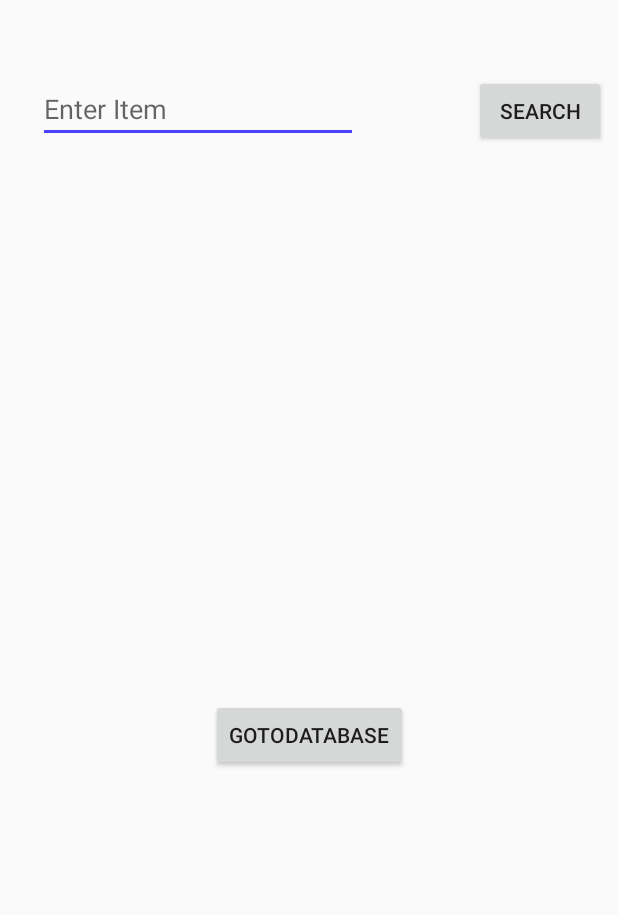
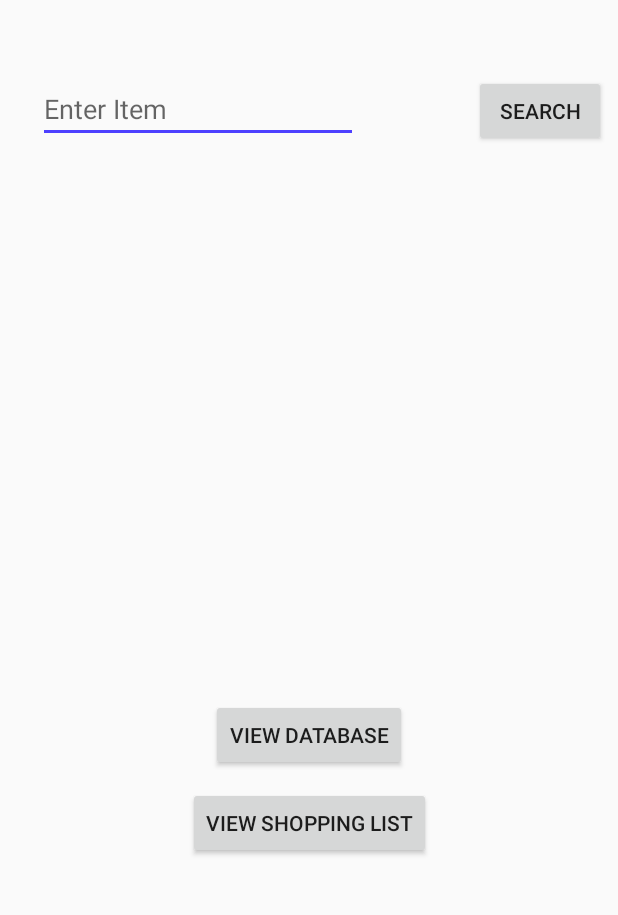
Before and after one commit to nnlamb25/Broulims, an Android app: the screen it shows after launch (FrontPage), on a phone screen of 412 x 824 dp, the part 264-1179 px from its top. Run offline under Robolectric (Android 15) with nearby library versions, the light colour scheme and no system bars.

Commit message:
Started ShoppingList

```diff
--- a/app/build.gradle
+++ b/app/build.gradle
@@ -36,4 +36,9 @@ dependencies {
 
 
 
+
+
+
+
+
 apply plugin: 'com.google.gms.google-services'
--- a/app/src/main/AndroidManifest.xml
+++ b/app/src/main/AndroidManifest.xml
@@ -18,7 +18,8 @@
         </activity>
         <activity android:name=".Database" />
         <activity android:name=".displayList" />
-        <activity android:name=".DatabaseView"></activity>
+        <activity android:name=".DatabaseView" />
+        <activity android:name=".ShoppingList"></activity>
     </application>
 
 </manifest>
--- a/app/src/main/java/com/broulims/broulims/FrontPage.java
+++ b/app/src/main/java/com/broulims/broulims/FrontPage.java
@@ -22,4 +22,9 @@ public class FrontPage extends AppCompatActivity {
         Intent intent = new Intent(this, DatabaseView.class);
         startActivity(intent);
     }
+
+    public void showSL(View view) {
+        Intent intent = new Intent(this, ShoppingList.class);
+        startActivity(intent);
+    }
 }
--- a/app/src/main/res/layout/activity_database.xml
+++ b/app/src/main/res/layout/activity_database.xml
@@ -24,7 +24,7 @@
         android:layout_height="wrap_content"
         android:layout_marginBottom="136dp"
         android:onClick="parseFile"
-        android:text="Save to Firebase"
+        android:text="@string/save_to_firebase"
         app:layout_constraintBottom_toBottomOf="parent"
         app:layout_constraintLeft_toLeftOf="parent"
         app:layout_constraintRight_toRightOf="parent" />
--- a/app/src/main/res/layout/activity_front_page.xml
+++ b/app/src/main/res/layout/activity_front_page.xml
@@ -5,6 +5,36 @@
     android:layout_width="match_parent"
     android:layout_height="match_parent"
     tools:context="com.broulims.broulims.FrontPage">
+
+    <Button
+        android:id="@+id/button6"
+        android:layout_width="wrap_content"
+        android:layout_height="wrap_content"
+        android:layout_marginBottom="134dp"
+        android:layout_marginEnd="8dp"
+        android:layout_marginLeft="8dp"
+        android:layout_marginRight="8dp"
+        android:layout_marginStart="8dp"
+        android:onClick="callDB"
+        android:text="@string/view_database"
+        app:layout_constraintBottom_toBottomOf="parent"
+        app:layout_constraintLeft_toLeftOf="parent"
+        app:layout_constraintRight_toRightOf="parent" />
+
+    <Button
+        android:id="@+id/button5"
+        android:layout_width="wrap_content"
+        android:layout_height="wrap_content"
+        android:layout_marginBottom="75dp"
+        android:layout_marginEnd="8dp"
+        android:layout_marginLeft="8dp"
+        android:layout_marginRight="8dp"
+        android:layout_marginStart="8dp"
+        android:onClick="showSL"
+        android:text="@string/view_shopping_list"
+        app:layout_constraintBottom_toBottomOf="parent"
+        app:layout_constraintLeft_toLeftOf="parent"
+        app:layout_constraintRight_toRightOf="parent" />
 
     <ImageView
         android:id="@+id/imageView"
@@ -21,22 +51,6 @@
         app:layout_constraintRight_toRightOf="parent"
         app:layout_constraintTop_toTopOf="parent"
         app:srcCompat="@drawable/broulimslogo" />
-
-    <Button
-        android:id="@+id/callDB"
-        android:layout_width="wrap_content"
-        android:layout_height="wrap_content"
-        android:layout_marginBottom="134dp"
-        android:layout_marginLeft="8dp"
-        android:layout_marginRight="8dp"
-        android:onClick="callDB"
-        android:text="@string/gotodatabase"
-        app:layout_constraintBottom_toBottomOf="parent"
-        app:layout_constraintLeft_toLeftOf="parent"
-        app:layout_constraintRight_toRightOf="parent"
-        android:layout_marginStart="8dp"
-        android:layout_marginEnd="8dp" />
-
 
     <EditText
         android:id="@+id/search_bar"
--- a/app/src/main/res/values/strings.xml
+++ b/app/src/main/res/values/strings.xml
@@ -5,5 +5,11 @@
     <string name="search">Enter Item</string>
     <string name="button_search">Search</string>
     <string name="broulims_logo">Broulims Logo</string>
-    <string name="gotodatabase">goToDatabase</string>
+    <string name="view_database">View Database</string>
+    <string name="view_shopping_list">View Shopping List</string>
+    <string name="save_to_firebase">Save to Firebase</string>
+    <string name="title_activity_shopping_list">ShoppingList</string>
+    <string name="add_item">Add item</string>
+    <string name="what_item">What item would you like to add?</string>
+    <string name="enter_something">Enter Something</string>
 </resources>
```
Also changed, not shown: app/src/main/java/com/broulims/broulims/ShoppingList.java (added, +68 -0 lines), app/src/main/res/layout/activity_shopping_list.xml (added, +13 -0 lines), app/src/main/res/layout/user_input_dialog_box.xml (added, +22 -0 lines).
